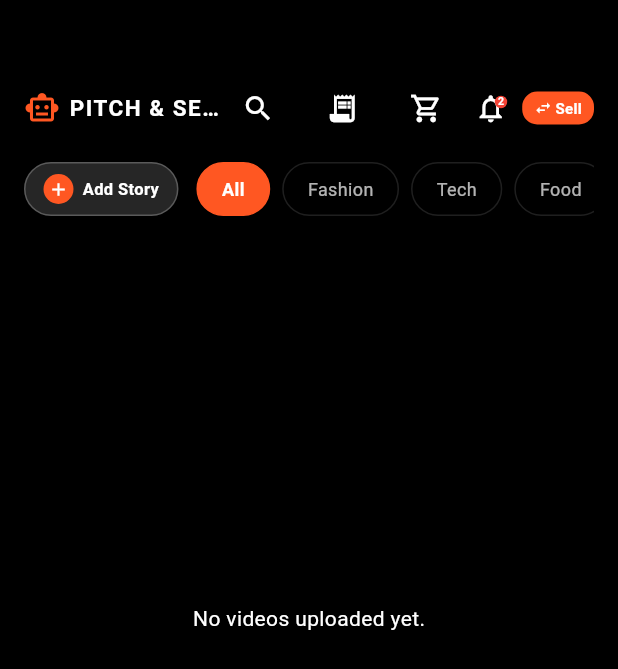
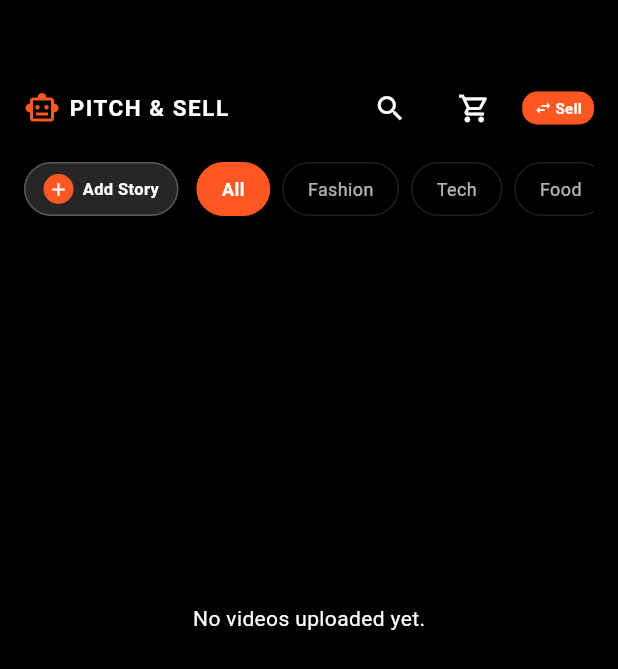
Before and after one commit to muhammadhaseeb6565-cmd/Pitch-and-Sell, a Flutter app: the FeedScreen screen opened directly, on a phone screen of 412 x 824 dp. Shown: the top 669 px of the screen. Run offline on Flutter 3.47's test engine with Material 3 defaults, Android fonts, the phone set to English and light mode, and no system bars; our stand-ins replace app_links, firebase_core, firebase_crashlytics, firebase_messaging, flutter_cache_manager, flutter_local_notifications and 7 more; missing offline and left inert: ffmpeg_kit_flutter_new, video_compress; accounts and stored records are empty; network calls fail.

Commit message:
style: fix bottom nav alignment by reducing to 5 items and declutter feed app bar

```diff
--- a/mobile_app/lib/screens/feed_screen.dart
+++ b/mobile_app/lib/screens/feed_screen.dart
@@ -223,19 +223,7 @@ class _FeedScreenState extends State<FeedScreen> {
                           },
                         ),
                         const SizedBox(width: 8),
-                        // My Orders button
-                        IconButton(
-                          padding: EdgeInsets.zero,
-                          constraints: const BoxConstraints(),
-                          icon: const Icon(Icons.receipt_long, color: Colors.white, size: 22),
-                          onPressed: () {
-                            Navigator.push(
-                              context,
-                              MaterialPageRoute(builder: (_) => const MyOrdersScreen()),
-                            );
-                          },
-                        ),
-                        const SizedBox(width: 8),
+
                         // Cart button
                         IconButton(
                           padding: EdgeInsets.zero,
@@ -249,30 +237,7 @@ class _FeedScreenState extends State<FeedScreen> {
                           },
                         ),
                         const SizedBox(width: 8),
-                        // Notification Bell with Badge
-                        GestureDetector(
-                          onTap: () {
-                            Navigator.push(
-                              context,
-                              MaterialPageRoute(builder: (_) => const NotificationsScreen()),
-                            );
-                          },
-                          child: Stack(
-                            children: [
-                              const Icon(Icons.notifications_none, color: Colors.white, size: 22),
-                              Positioned(
-                                right: 0,
-                                top: 0,
-                                child: Container(
-                                  padding: const EdgeInsets.all(2),
-                                  decoration: const BoxDecoration(color: Colors.red, shape: BoxShape.circle),
-                                  child: const Text('2', style: TextStyle(color: Colors.white, fontSize: 7, fontWeight: FontWeight.bold)),
-                                ),
-                              ),
-                            ],
-                          ),
-                        ),
-                        const SizedBox(width: 10),
+
                         // Mode switch button
                         GestureDetector(
                           onTap: () {
--- a/mobile_app/lib/screens/main_navigation_screen.dart
+++ b/mobile_app/lib/screens/main_navigation_screen.dart
@@ -326,7 +326,6 @@ class _MainNavigationScreenState extends State<MainNavigationScreen> {
           FeedScreen(isVisible: _selectedIndex == 0),
           const DealsScreen(),
           const MessagesListScreen(),
-          const OrdersHistoryScreen(),
           const ProfileScreen(),
         ],
       ),
@@ -365,10 +364,6 @@ class _MainNavigationScreenState extends State<MainNavigationScreen> {
             label: 'Chat',
           ),
           const BottomNavigationBarItem(
-            icon: Icon(Icons.shopping_bag),
-            label: 'Orders',
-          ),
-          const BottomNavigationBarItem(
             icon: Icon(Icons.person),
             label: 'Profile',
           ),
```
Also changed, not shown: mobile_app/lib/screens/profile_screen.dart (+11 -4 lines), 2 other files.
